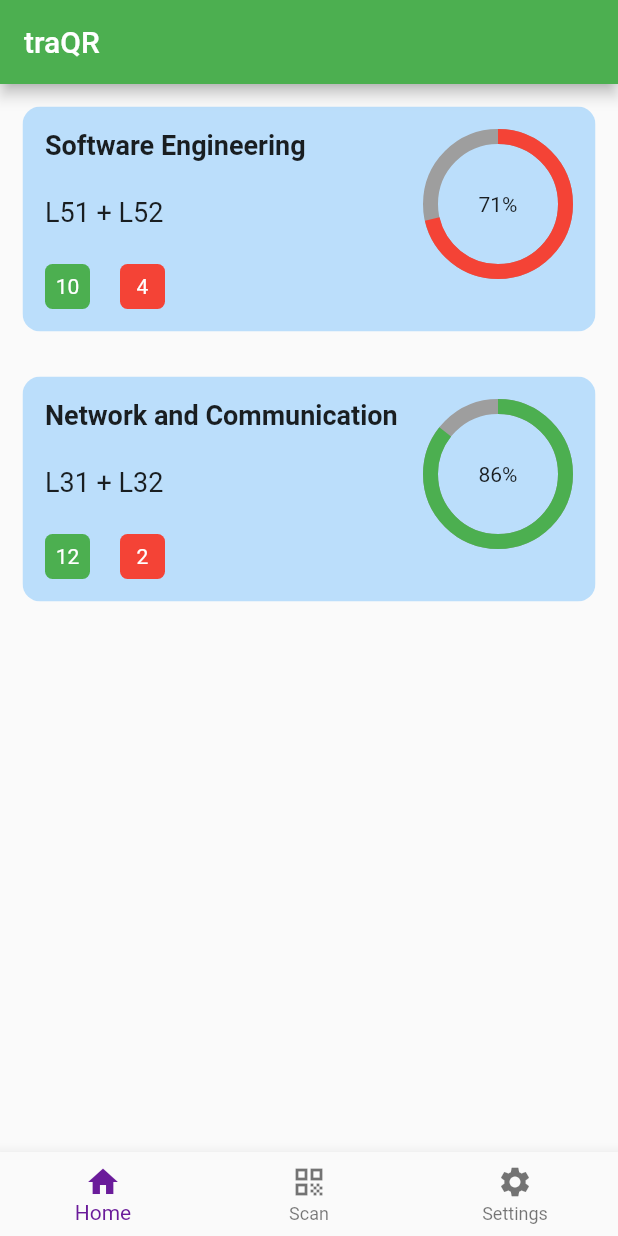
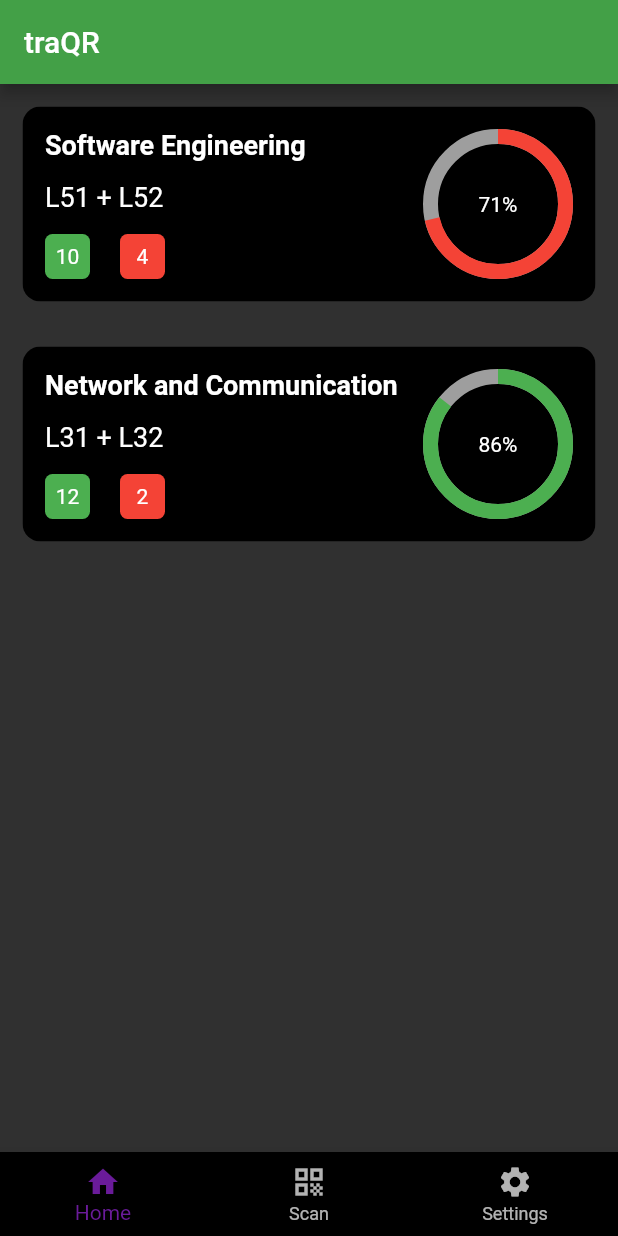
Before and after one commit to traQR/traQR-app, a Flutter app: the screen it shows once a user with an empty profile is signed in, on a phone screen of 412 x 824 dp. Run offline on Flutter 3.47's test engine with Material 2 defaults, Android fonts, the phone set to English and light mode, and no system bars; drawn by our look-alikes of percent_indicator; our stand-ins replace firebase_auth, firebase_core, flutter_riverpod, google_sign_in; missing offline and left inert: flutter_barcode_scanner; accounts and stored records are empty.

Commit message:
Updated to dark theme

```diff
--- a/lib/main.dart
+++ b/lib/main.dart
@@ -13,7 +13,10 @@ class MyApp extends StatelessWidget {
   @override
   Widget build(BuildContext context) {
     return MaterialApp(
-      theme: ThemeData(primaryColor: Colors.green),
+      theme: ThemeData(
+        brightness: Brightness.dark,
+        primaryColor: Colors.green[600],
+      ),
       home: SplashScreen(),
     );
   }
--- a/lib/presentation/screens/home/base_screen.dart
+++ b/lib/presentation/screens/home/base_screen.dart
@@ -29,6 +29,7 @@ class _BaseScreenState extends State<BaseScreen> {
       appBar: AppBar(title: Text("traQR")),
       body: _widgetOptions.elementAt(_selectedIndex),
       bottomNavigationBar: BottomNavigationBar(
+        backgroundColor: Colors.black,
         items: const <BottomNavigationBarItem>[
           BottomNavigationBarItem(
             icon: Icon(Icons.home),
--- a/lib/presentation/widgets/class_card.dart
+++ b/lib/presentation/widgets/class_card.dart
@@ -16,14 +16,14 @@ class ClassCard extends StatelessWidget {
         borderRadius: BorderRadius.circular(12),
         child: Container(
           padding: EdgeInsets.all(15),
-          color: Colors.blue[100],
+          color: Colors.black,
           child: Row(
             mainAxisAlignment: MainAxisAlignment.spaceBetween,
             crossAxisAlignment: CrossAxisAlignment.start,
             children: [
               Container(
                 width: 250,
-                height: 120,
+                height: 100,
                 child: Column(
                   mainAxisAlignment: MainAxisAlignment.spaceBetween,
                   mainAxisSize: MainAxisSize.max,
```
